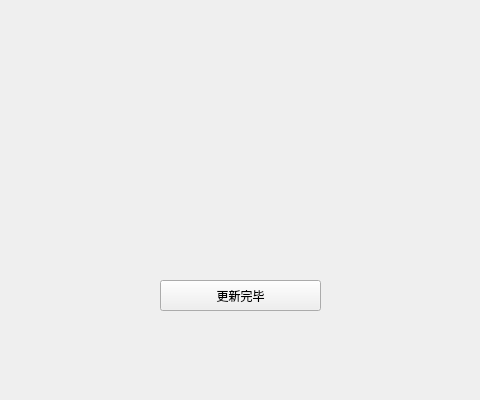
Qt form Copy/UpdateWidget.ui (HcashOrg/hx-indicator) before a commit; both pictures show x 180 to 660 and y 0 to 400 of the 960 by 570 pixel window.
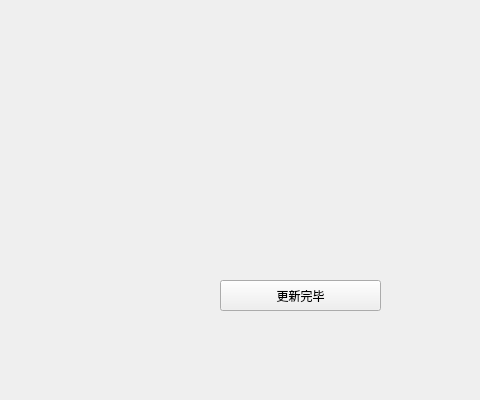
The same form after that commit.

```diff
--- a/Copy/UpdateWidget.ui
+++ b/Copy/UpdateWidget.ui
@@ -16,7 +16,7 @@
   <widget class="QToolButton" name="update">
    <property name="geometry">
     <rect>
-     <x>340</x>
+     <x>400</x>
      <y>280</y>
      <width>161</width>
      <height>31</height>
@@ -29,7 +29,7 @@
   <widget class="QLabel" name="label">
    <property name="geometry">
     <rect>
-     <x>210</x>
+     <x>270</x>
      <y>110</y>
      <width>490</width>
      <height>320</height>
@@ -42,7 +42,7 @@
   <widget class="QLabel" name="label_logo">
    <property name="geometry">
     <rect>
-     <x>280</x>
+     <x>340</x>
      <y>170</y>
      <width>121</width>
      <height>45</height>
```
